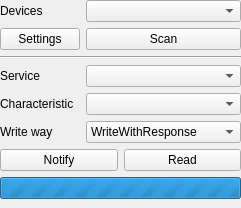
Qt form src/toolsui/SAKBleCentralToolUi.ui (x-tools-author/x-tools) before a commit.
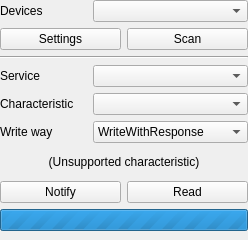
The same form after that commit. Custom widgets are drawn as their Qt base class.

```diff
--- a/src/toolsui/SAKBleCentralToolUi.ui
+++ b/src/toolsui/SAKBleCentralToolUi.ui
@@ -6,8 +6,8 @@
    <rect>
     <x>0</x>
     <y>0</y>
-    <width>166</width>
-    <height>185</height>
+    <width>248</width>
+    <height>240</height>
    </rect>
   </property>
   <property name="windowTitle">
@@ -26,6 +26,20 @@
    <property name="bottomMargin">
     <number>9</number>
    </property>
+   <item row="3" column="0">
+    <widget class="QLabel" name="label_2">
+     <property name="text">
+      <string>Service</string>
+     </property>
+    </widget>
+   </item>
+   <item row="0" column="0">
+    <widget class="QLabel" name="label">
+     <property name="text">
+      <string>Devices</string>
+     </property>
+    </widget>
+   </item>
    <item row="5" column="0">
     <widget class="QLabel" name="labelWriteWay">
      <property name="text">
@@ -33,57 +47,37 @@
      </property>
     </widget>
    </item>
-   <item row="1" column="0">
-    <widget class="QPushButton" name="pushButtonSettings">
-     <property name="text">
-      <string>Settings</string>
-     </property>
-    </widget>
-   </item>
    <item row="0" column="1">
     <widget class="SAKBluetoothDeviceInfoComboBox" name="comboBoxDevices"/>
    </item>
-   <item row="4" column="0">
-    <widget class="QLabel" name="label_3">
-     <property name="text">
-      <string>Characteristic</string>
+   <item row="7" column="0" colspan="2">
+    <layout class="QHBoxLayout" name="horizontalLayout">
+     <item>
+      <widget class="QPushButton" name="pushButtonNotify">
+       <property name="text">
+        <string>Notify</string>
+       </property>
+      </widget>
+     </item>
+     <item>
+      <widget class="QPushButton" name="pushButtonRead">
+       <property name="text">
+        <string>Read</string>
+       </property>
+      </widget>
+     </item>
+    </layout>
+   </item>
+   <item row="2" column="0" colspan="2">
+    <widget class="Line" name="line">
+     <property name="orientation">
+      <enum>Qt::Horizontal</enum>
      </property>
     </widget>
    </item>
    <item row="4" column="1">
     <widget class="QComboBox" name="comboBoxCharacteristics"/>
    </item>
-   <item row="3" column="0">
-    <widget class="QLabel" name="label_2">
-     <property name="text">
-      <string>Service</string>
-     </property>
-    </widget>
-   </item>
-   <item row="5" column="1">
-    <widget class="QComboBox" name="comboBoxWriteWay">
-     <item>
-      <property name="text">
-       <string>WriteWithResponse</string>
-      </property>
-     </item>
-     <item>
-      <property name="text">
-       <string>WriteWithoutResponse</string>
-      </property>
-     </item>
-    </widget>
-   </item>
-   <item row="8" column="0" colspan="2">
-    <widget class="QProgressBar" name="progressBar">
-     <property name="maximum">
-      <number>0</number>
-     </property>
-     <property name="value">
-      <number>-1</number>
-     </property>
-    </widget>
-   </item>
    <item row="3" column="1">
     <widget class="QComboBox" name="comboBoxServices">
      <property name="sizePolicy">
@@ -94,44 +88,64 @@
      </property>
     </widget>
    </item>
-   <item row="1" column="1">
-    <widget class="QPushButton" name="pushButtonScan">
-     <property name="text">
-      <string>Scan</string>
+   <item row="9" column="0" colspan="2">
+    <widget class="QProgressBar" name="progressBar">
+     <property name="maximum">
+      <number>0</number>
      </property>
+     <property name="value">
+      <number>-1</number>
+     </property>
     </widget>
    </item>
-   <item row="2" column="0" colspan="2">
-    <widget class="Line" name="line">
-     <property name="orientation">
-      <enum>Qt::Horizontal</enum>
-     </property>
+   <item row="5" column="1">
+    <widget class="QComboBox" name="comboBoxWriteWay">
+     <item>
+      <property name="text">
+       <string>WriteWithResponse</string>
+      </property>
+     </item>
+     <item>
+      <property name="text">
+       <string>WriteWithoutResponse</string>
+      </property>
+     </item>
     </widget>
    </item>
-   <item row="0" column="0">
-    <widget class="QLabel" name="label">
+   <item row="4" column="0">
+    <widget class="QLabel" name="label_3">
      <property name="text">
-      <string>Devices</string>
+      <string>Characteristic</string>
      </property>
     </widget>
    </item>
+   <item row="1" column="0" colspan="2">
+    <layout class="QHBoxLayout" name="horizontalLayout_2">
+     <item>
+      <widget class="QPushButton" name="pushButtonSettings">
+       <property name="text">
+        <string>Settings</string>
+       </property>
+      </widget>
+     </item>
+     <item>
+      <widget class="QPushButton" name="pushButtonScan">
+       <property name="text">
+        <string>Scan</string>
+       </property>
+      </widget>
+     </item>
+    </layout>
+   </item>
    <item row="6" column="0" colspan="2">
-    <layout class="QHBoxLayout" name="horizontalLayout">
-     <item>
-      <widget class="QPushButton" name="pushButtonNotify">
-       <property name="text">
-        <string>Notify</string>
-       </property>
-      </widget>
-     </item>
-     <item>
-      <widget class="QPushButton" name="pushButtonRead">
-       <property name="text">
-        <string>Read</string>
-       </property>
-      </widget>
-     </item>
-    </layout>
+    <widget class="QLabel" name="labelUnsupported">
+     <property name="text">
+      <string>(Unsupported characteristic)</string>
+     </property>
+     <property name="alignment">
+      <set>Qt::AlignCenter</set>
+     </property>
+    </widget>
    </item>
   </layout>
  </widget>
```
